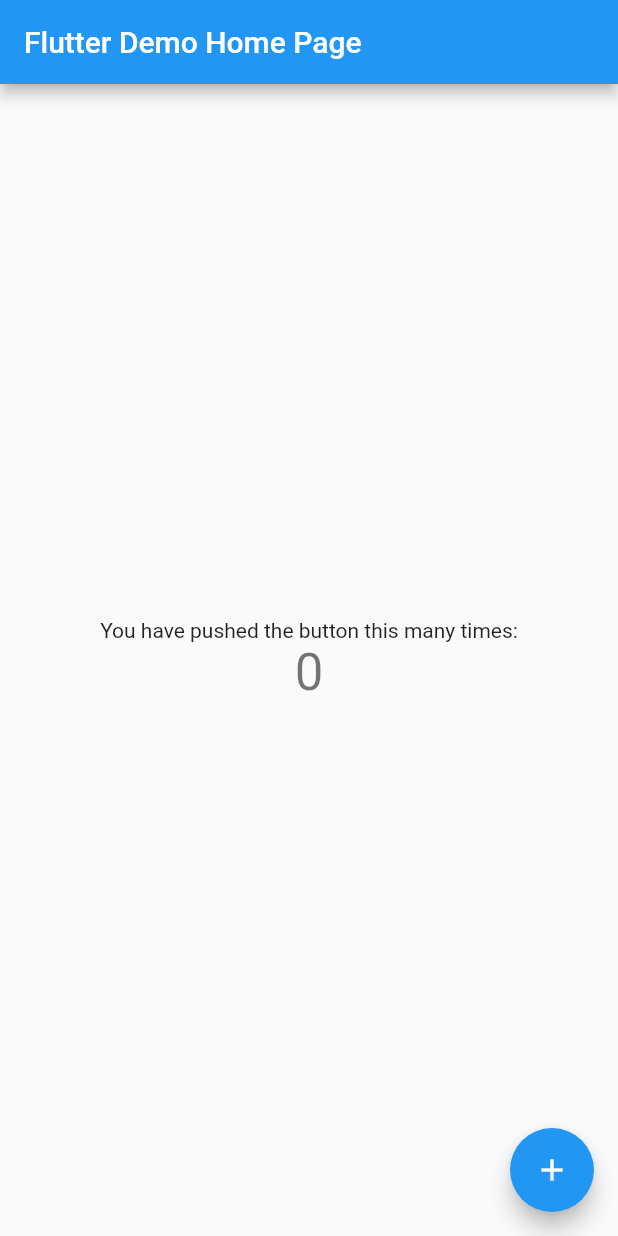
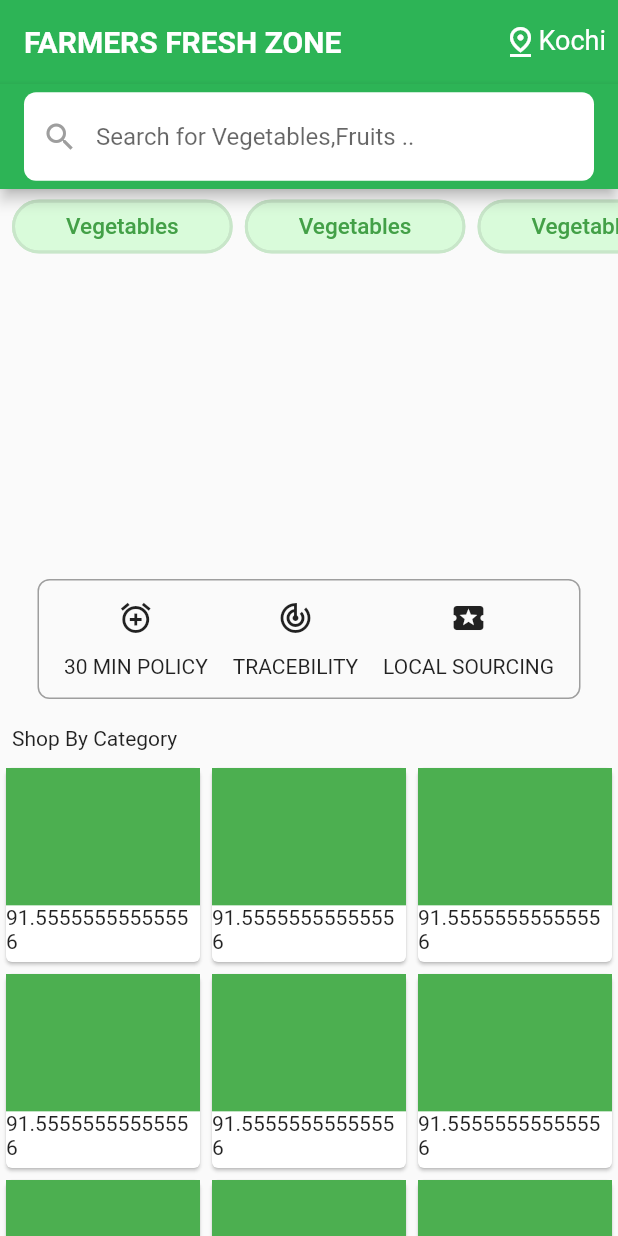
Before and after one commit to finosemajeed/farmer_fresh_zone_clone, a Flutter app: the screen it shows after launch, on a phone screen of 412 x 824 dp. Run offline on Flutter 3.47's test engine with Material 2 defaults, Android fonts, the phone set to English and light mode, and no system bars.

Commit message:
Homepage ui with body and custom appbar

```diff
--- /dev/null
+++ b/lib/core/color_config.dart
@@ -0,0 +1,8 @@
+import 'package:flutter/material.dart';
+
+const kGreen = Color(0xFF2DB456);
+const kOffGreen = Color(0x4179FF7E);
+const kGreenS100 = Color(0xFFC8E6C9);
+const kGreenText = Color(0xFF43A047);
+const kWhite = Colors.white;
+const kGrey = Colors.grey;
--- /dev/null
+++ b/lib/domain/db.dart
@@ -0,0 +1 @@
+List data = [];
--- a/lib/main.dart
+++ b/lib/main.dart
@@ -1,3 +1,4 @@
+import 'package:farmers_fresh_zone_clone/presentation/home_screen/home_screen.dart';
 import 'package:flutter/material.dart';
 
 void main() {
@@ -7,109 +8,14 @@
 class MyApp extends StatelessWidget {
   const MyApp({super.key});
 
-  // This widget is the root of your application.
   @override
   Widget build(BuildContext context) {
-    return MaterialApp(
-      title: 'Flutter Demo',
-      theme: ThemeData(
-        // This is the theme of your application.
-        //
-        // Try running your application with "flutter run". You'll see the
-        // application has a blue toolbar. Then, without quitting the app, try
-        // changing the primarySwatch below to Colors.green and then invoke
-        // "hot reload" (press "r" in the console where you ran "flutter run",
-        // or simply save your changes to "hot reload" in a Flutter IDE).
-        // Notice that the counter didn't reset back to zero; the application
-        // is not restarted.
-        primarySwatch: Colors.blue,
-      ),
-      home: const MyHomePage(title: 'Flutter Demo Home Page'),
+    return const MaterialApp(
+      title: 'Farmers Fresh Zone',
+      // theme: ThemeData(
+      //   primarySwatch: Colors.blue,
+      // ),
+      home: HomeScreen(),
     );
   }
 }
-
-class MyHomePage extends StatefulWidget {
-  const MyHomePage({super.key, required this.title});
-
-  // This widget is the home page of your application. It is stateful, meaning
-  // that it has a State object (defined below) that contains fields that affect
-  // how it looks.
-
-  // This class is the configuration for the state. It holds the values (in this
-  // case the title) provided by the parent (in this case the App widget) and
-  // used by the build method of the State. Fields in a Widget subclass are
-  // always marked "final".
-
-  final String title;
-
-  @override
-  State<MyHomePage> createState() => _MyHomePageState();
-}
-
-class _MyHomePageState extends State<MyHomePage> {
-  int _counter = 0;
-
-  void _incrementCounter() {
-    setState(() {
-      // This call to setState tells the Flutter framework that something has
-      // changed in this State, which causes it to rerun the build method below
-      // so that the display can reflect the updated values. If we changed
-      // _counter without calling setState(), then the build method would not be
-      // called again, and so nothing would appear to happen.
-      _counter++;
-    });
-  }
-
-  @override
-  Widget build(BuildContext context) {
-    // This method is rerun every time setState is called, for instance as done
-    // by the _incrementCounter method above.
-    //
-    // The Flutter framework has been optimized to make rerunning build methods
-    // fast, so that you can just rebuild anything that needs updating rather
-    // than having to individually change instances of widgets.
-    return Scaffold(
-      appBar: AppBar(
-        // Here we take the value from the MyHomePage object that was created by
-        // the App.build method, and use it to set our appbar title.
-        title: Text(widget.title),
-      ),
-      body: Center(
-        // Center is a layout widget. It takes a single child and positions it
-        // in the middle of the parent.
-        child: Column(
-          // Column is also a layout widget. It takes a list of children and
-          // arranges them vertically. By default, it sizes itself to fit its
-          // children horizontally, and tries to be as tall as its parent.
-          //
-          // Invoke "debug painting" (press "p" in the console, choose the
-          // "Toggle Debug Paint" action from the Flutter Inspector in Android
-          // Studio, or the "Toggle Debug Paint" command in Visual Studio Code)
-          // to see the wireframe for each widget.
-          //
-          // Column has various properties to control how it sizes itself and
-          // how it positions its children. Here we use mainAxisAlignment to
-          // center the children vertically; the main axis here is the vertical
-          // axis because Columns are vertical (the cross axis would be
-          // horizontal).
-          mainAxisAlignment: MainAxisAlignment.center,
-          children: <Widget>[
-            const Text(
-              'You have pushed the button this many times:',
-            ),
-            Text(
-              '$_counter',
-              style: Theme.of(context).textTheme.headline4,
-            ),
-          ],
-        ),
-      ),
-      floatingActionButton: FloatingActionButton(
-        onPressed: _incrementCounter,
-        tooltip: 'Increment',
-        child: const Icon(Icons.add),
-      ), // This trailing comma makes auto-formatting nicer for build methods.
-    );
-  }
-}
--- /dev/null
+++ b/lib/presentation/home_screen/appbar/custom_appbar.dart
@@ -0,0 +1,47 @@
+import 'package:farmers_fresh_zone_clone/core/color_config.dart';
+import 'package:farmers_fresh_zone_clone/presentation/home_screen/appbar/widgets/custom_search_field.dart';
+import 'package:flutter/material.dart';
+
+class CustomAppBar extends StatelessWidget {
+  const CustomAppBar({
+    Key? key,
+  }) : super(key: key);
+
+  @override
+  Widget build(BuildContext context) {
+    return SliverAppBar(
+      backgroundColor: kGreen,
+      title: const Text('FARMERS FRESH ZONE',
+          style: TextStyle(fontWeight: FontWeight.bold)),
+      floating: true,
+      pinned: true,
+      actions: [
+        TextButton(
+          onPressed: () {},
+          child: Wrap(
+            children: const [
+              Icon(
+                Icons.pin_drop_outlined,
+                color: kWhite,
+              ),
+              Text(
+                'Kochi',
+                style: TextStyle(
+                  color: kWhite,
+                  fontSize: 18,
+                  fontWeight: FontWeight.w400,
+                ),
+              ),
+            ],
+          ),
+        )
+      ],
+      bottom: AppBar(
+        toolbarHeight: 70,
+        backgroundColor: kGreen,
+        centerTitle: true,
+        title: const CustomSearchField(),
+      ),
+    );
+  }
+}
--- /dev/null
+++ b/lib/presentation/home_screen/appbar/widgets/custom_search_field.dart
@@ -0,0 +1,32 @@
+import 'package:farmers_fresh_zone_clone/core/color_config.dart';
+import 'package:flutter/material.dart';
+
+class CustomSearchField extends StatelessWidget {
+  const CustomSearchField({
+    Key? key,
+  }) : super(key: key);
+
+  @override
+  Widget build(BuildContext context) {
+    return TextFormField(
+      decoration: InputDecoration(
+        prefixIcon: const Icon(
+          Icons.search,
+          color: kGrey,
+        ),
+        hintText: 'Search for Vegetables,Fruits ..',
+        filled: true,
+        fillColor: kWhite,
+        border: InputBorder.none,
+        enabledBorder: OutlineInputBorder(
+          borderRadius: BorderRadius.circular(8),
+          borderSide: BorderSide.none,
+        ),
+        focusedBorder: OutlineInputBorder(
+          borderRadius: BorderRadius.circular(8),
+          borderSide: BorderSide.none,
+        ),
+      ),
+    );
+  }
+}
--- /dev/null
+++ b/lib/presentation/home_screen/home_screen.dart
@@ -0,0 +1,59 @@
+import 'package:farmers_fresh_zone_clone/presentation/home_screen/appbar/custom_appbar.dart';
+import 'package:farmers_fresh_zone_clone/presentation/home_screen/widgets/custom_catogories_chip.dart';
+import 'package:farmers_fresh_zone_clone/presentation/home_screen/widgets/services_available.dart';
+import 'package:flutter/material.dart';
+
+class HomeScreen extends StatelessWidget {
+  const HomeScreen({super.key});
+
+  @override
+  Widget build(BuildContext context) {
+    return Scaffold(
+      body: CustomScrollView(
+        physics: const BouncingScrollPhysics(),
+        slivers: [
+          const CustomAppBar(),
+          SliverList(
+            delegate: SliverChildListDelegate(
+              [
+                const CustomCatogoriesChip(),
+                const SizedBox(
+                  height: 200,
+                  width: double.infinity,
+                ),
+                const ServicesAvailable(),
+                const Padding(
+                  padding: EdgeInsets.all(8.0),
+                  child: Text('Shop By Category'),
+                ),
+                GridView.builder(
+                  gridDelegate: const SliverGridDelegateWithFixedCrossAxisCount(
+                      crossAxisCount: 3),
+                  itemCount: 10,
+                  physics: const ClampingScrollPhysics(),
+                  shrinkWrap: true,
+                  itemBuilder: ((context, index) {
+                    return Card(
+                      child: Column(
+                        children: [
+                          Container(
+                            height: MediaQuery.of(context).size.height / 9,
+                            color: Colors.green,
+                          ),
+                          Center(
+                            child: Text(
+                                '${MediaQuery.of(context).size.height / 9}'),
+                          )
+                        ],
+                      ),
+                    );
+                  }),
+                )
+              ],
+            ),
+          ),
+        ],
+      ),
+    );
+  }
+}
--- /dev/null
+++ b/lib/presentation/home_screen/widgets/custom_catogories_chip.dart
@@ -0,0 +1,37 @@
+import 'package:farmers_fresh_zone_clone/core/color_config.dart';
+import 'package:flutter/material.dart';
+
+class CustomCatogoriesChip extends StatelessWidget {
+  const CustomCatogoriesChip({
+    Key? key,
+  }) : super(key: key);
+
+  @override
+  Widget build(context) {
+    return SizedBox(
+      height: 50,
+      width: double.infinity,
+      child: ListView.builder(
+        scrollDirection: Axis.horizontal,
+        itemCount: 6,
+        itemBuilder: (_, index) {
+          return const Padding(
+            padding: EdgeInsets.only(left: 8.0),
+            child: Chip(
+              labelPadding: EdgeInsets.symmetric(horizontal: 30),
+              label: Text(
+                'Vegetables',
+                style: TextStyle(
+                  color: kGreenText,
+                  fontSize: 15,
+                ),
+              ),
+              backgroundColor: kOffGreen,
+              side: BorderSide(color: kGreenS100, width: 2),
+            ),
+          );
+        },
+      ),
+    );
+  }
+}
--- /dev/null
+++ b/lib/presentation/home_screen/widgets/services_available.dart
@@ -0,0 +1,53 @@
+
+import 'package:farmers_fresh_zone_clone/core/color_config.dart';
+import 'package:flutter/material.dart';
+
+class ServicesAvailable extends StatelessWidget {
+  const ServicesAvailable({
+    Key? key,
+  }) : super(key: key);
+
+  @override
+  Widget build(BuildContext context) {
+    return Padding(
+      padding: const EdgeInsets.symmetric(
+          vertical: 10.0, horizontal: 25),
+      child: Container(
+        height: 80,
+        width: double.infinity,
+        decoration: BoxDecoration(
+          border: Border.all(color: kGrey),
+          borderRadius: BorderRadius.circular(8),
+        ),
+        child: Center(
+          child: Row(
+            mainAxisAlignment: MainAxisAlignment.spaceEvenly,
+            children: [
+              Column(
+                mainAxisAlignment: MainAxisAlignment.spaceEvenly,
+                children: const [
+                  Icon(Icons.alarm_add_outlined),
+                  Text('30 MIN POLICY')
+                ],
+              ),
+              Column(
+                mainAxisAlignment: MainAxisAlignment.spaceEvenly,
+                children: const [
+                  Icon(Icons.track_changes),
+                  Text('TRACEBILITY')
+                ],
+              ),
+              Column(
+                mainAxisAlignment: MainAxisAlignment.spaceEvenly,
+                children: const [
+                  Icon(Icons.local_activity),
+                  Text('LOCAL SOURCING')
+                ],
+              ),
+            ],
+          ),
+        ),
+      ),
+    );
+  }
+}
```
